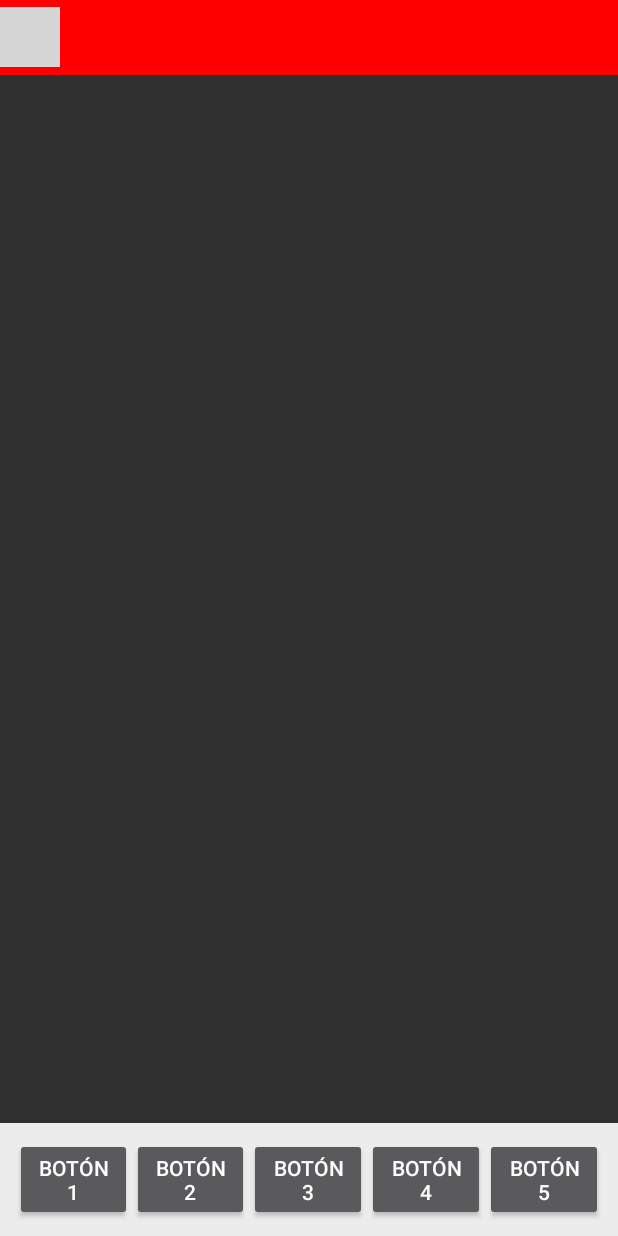
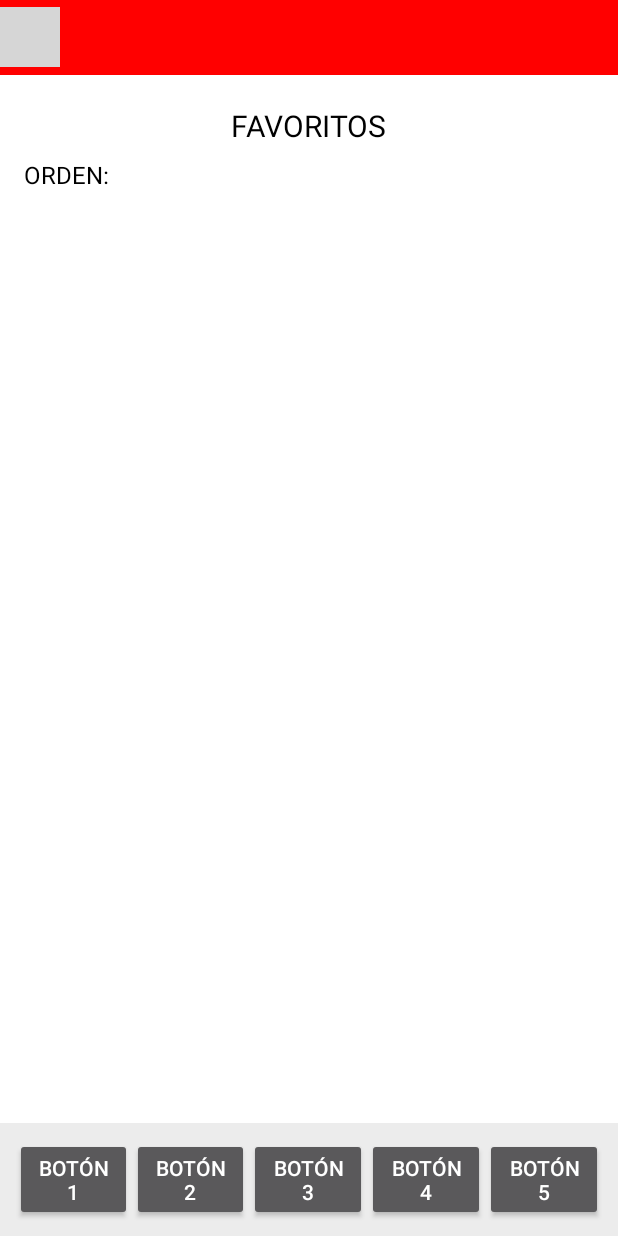
Before and after one commit to Mathyas45/AdoptaPupFinal, an Android app: the Imagenes screen opened directly, with no data from a screen before it, on a phone screen of 412 x 824 dp. Run offline under Robolectric (Android 15) with nearby library versions, the phone set to English and light mode, and no system bars; grey boxes are pictures that could not be loaded.

Commit message:
Layoud finish

```diff
--- a/app/src/main/java/com/pe/adoptapupfinal/Raza.java
+++ b/app/src/main/java/com/pe/adoptapupfinal/Imagenes.java
@@ -4,11 +4,11 @@ import androidx.appcompat.app.AppCompatActivity;
 
 import android.os.Bundle;
 
-public class Raza extends AppCompatActivity {
+public class Imagenes extends AppCompatActivity {
 
     @Override
     protected void onCreate(Bundle savedInstanceState) {
         super.onCreate(savedInstanceState);
-        setContentView(R.layout.activity_raza);
+        setContentView(R.layout.activity_imagenes);
     }
 }
--- /dev/null
+++ b/app/src/main/res/layout/activity_imagenes.xml
@@ -0,0 +1,134 @@
+<LinearLayout xmlns:android="http://schemas.android.com/apk/res/android"
+    xmlns:tools="http://schemas.android.com/tools"
+    android:layout_width="match_parent"
+    android:layout_height="match_parent"
+    android:background="@color/white"
+    android:orientation="vertical"
+    tools:context=".Imagenes">
+
+    <!-- Barra superior roja -->
+    <LinearLayout
+        android:id="@+id/topBar"
+        android:layout_width="match_parent"
+        android:layout_height="50dp"
+        android:background="#FF0000"
+        android:gravity="center_vertical">
+
+        <!-- Botón de 3 puntitos -->
+        <ImageButton
+            android:id="@+id/buttonOptions"
+            android:layout_width="40dp"
+            android:layout_height="40dp"
+            android:gravity="right"
+            android:src="@drawable/ic_options" />
+
+    </LinearLayout>
+
+    <!-- Menú superior -->
+    <LinearLayout
+        android:layout_width="match_parent"
+        android:layout_height="wrap_content"
+        android:orientation="horizontal"
+        android:padding="10dp">
+
+        <!-- Agrega aquí tus elementos del menú superior -->
+
+    </LinearLayout>
+
+    <!-- Cuerpo -->
+    <LinearLayout
+        android:layout_width="match_parent"
+        android:layout_height="0dp"
+        android:layout_weight="1"
+        android:orientation="vertical">
+
+        <!-- Título "Popularidad" -->
+        <TextView
+            android:id="@+id/textViewTitle"
+            android:layout_width="wrap_content"
+            android:layout_height="wrap_content"
+            android:layout_gravity="center"
+            android:text="FAVORITOS"
+            android:textColor="#000000"
+            android:textSize="20sp" />
+
+        <!-- ComboBox "Top" -->
+        <LinearLayout
+            android:layout_width="wrap_content"
+            android:layout_height="wrap_content"
+            android:layout_marginStart="16dp"
+            android:layout_marginTop="8dp">
+
+            <TextView
+                android:layout_width="wrap_content"
+                android:layout_height="wrap_content"
+                android:text="ORDEN: "
+                android:textColor="#000000"
+                android:textSize="16sp" />
+
+            <Spinner
+                android:id="@+id/spinnerTop"
+                android:layout_width="100dp"
+                android:layout_height="wrap_content" />
+
+        </LinearLayout>
+
+        <!-- RecyclerView para mostrar los elementos -->
+        <androidx.recyclerview.widget.RecyclerView
+            android:id="@+id/recyclerViewItems"
+            android:layout_width="match_parent"
+            android:layout_height="0dp"
+            android:layout_weight="1" />
+
+        <!-- Rectángulo rosa -->
+
+    </LinearLayout>
+
+    <!-- Menú inferior -->
+    <LinearLayout
+        android:id="@+id/bottomMenu"
+        android:layout_width="match_parent"
+        android:layout_height="wrap_content"
+        android:background="#ECECEC"
+        android:orientation="horizontal"
+        android:padding="10dp">
+
+        <!-- Botones del menú -->
+        <Button
+            android:id="@+id/button1"
+            android:layout_width="0dp"
+            android:layout_height="wrap_content"
+            android:layout_weight="1"
+            android:text="Botón 1" />
+
+        <Button
+            android:id="@+id/button2"
+            android:layout_width="0dp"
+            android:layout_height="wrap_content"
+            android:layout_weight="1"
+            android:text="Botón 2" />
+
+        <Button
+            android:id="@+id/button3"
+            android:layout_width="0dp"
+            android:layout_height="wrap_content"
+            android:layout_weight="1"
+            android:text="Botón 3" />
+
+        <Button
+            android:id="@+id/button4"
+            android:layout_width="0dp"
+            android:layout_height="wrap_content"
+            android:layout_weight="1"
+            android:text="Botón 4" />
+
+        <Button
+            android:id="@+id/button5"
+            android:layout_width="0dp"
+            android:layout_height="wrap_content"
+            android:layout_weight="1"
+            android:text="Botón 5" />
+
+    </LinearLayout>
+
+</LinearLayout>
--- a/app/src/main/res/layout/activity_raza.xml
+++ /dev/null
@@ -1,85 +0,0 @@
-<RelativeLayout xmlns:android="http://schemas.android.com/apk/res/android"
-    xmlns:tools="http://schemas.android.com/tools"
-    android:layout_width="match_parent"
-    android:layout_height="match_parent"
-    tools:context=".Raza">
-
-    <!-- Barra superior roja -->
-    <LinearLayout
-        android:id="@+id/topBar"
-        android:layout_width="match_parent"
-        android:layout_height="50dp"
-        android:background="#FF0000"
-        android:gravity="center_vertical">
-
-        <!-- Botón de 3 puntitos -->
-        <ImageButton
-            android:id="@+id/buttonOptions"
-            android:layout_width="40dp"
-            android:layout_height="40dp"
-            android:src="@drawable/ic_options"
-            android:gravity="right"/>
-
-    </LinearLayout>
-
-    <!-- Cuerpo -->
-    <FrameLayout
-        android:id="@+id/bodyContainer"
-        android:layout_width="match_parent"
-        android:layout_height="match_parent"
-        android:layout_above="@+id/bottomMenu"
-        android:layout_below="@+id/topBar">
-
-        <!-- Contenido del cuerpo -->
-
-    </FrameLayout>
-
-    <!-- Menú inferior -->
-    <LinearLayout
-        android:id="@+id/bottomMenu"
-        android:layout_width="match_parent"
-        android:layout_height="wrap_content"
-        android:layout_alignParentBottom="true"
-        android:orientation="horizontal"
-        android:background="#ECECEC"
-        android:padding="10dp">
-
-        <!-- Botones del menú -->
-        <Button
-            android:id="@+id/button1"
-            android:layout_width="0dp"
-            android:layout_height="wrap_content"
-            android:layout_weight="1"
-            android:text="Botón 1" />
-
-        <Button
-            android:id="@+id/button2"
-            android:layout_width="0dp"
-            android:layout_height="wrap_content"
-            android:layout_weight="1"
-            android:text="Botón 2" />
-
-        <Button
-            android:id="@+id/button3"
-            android:layout_width="0dp"
-            android:layout_height="wrap_content"
-            android:layout_weight="1"
-            android:text="Botón 3" />
-
-        <Button
-            android:id="@+id/button4"
-            android:layout_width="0dp"
-            android:layout_height="wrap_content"
-            android:layout_weight="1"
-            android:text="Botón 4" />
-
-        <Button
-            android:id="@+id/button5"
-            android:layout_width="0dp"
-            android:layout_height="wrap_content"
-            android:layout_weight="1"
-            android:text="Botón 5" />
-
-    </LinearLayout>
-
-</RelativeLayout>
--- a/app/src/main/res/layout/activity_register.xml
+++ b/app/src/main/res/layout/activity_register.xml
@@ -1,4 +1,5 @@
 <LinearLayout xmlns:android="http://schemas.android.com/apk/res/android"
+    xmlns:app="http://schemas.android.com/apk/res-auto"
     xmlns:tools="http://schemas.android.com/tools"
     android:layout_width="match_parent"
     android:layout_height="match_parent"
@@ -9,7 +10,7 @@
     tools:context=".Register">
 
     <ImageView
-        android:layout_width="376dp"
+        android:layout_width="360dp"
         android:layout_height="311dp" />
 
     <EditText
```
Also changed, not shown: app/src/main/AndroidManifest.xml (+10 -1 lines), app/src/main/java/com/pe/adoptapupfinal/Favoritos.java (added, +14 -0 lines), app/src/main/java/com/pe/adoptapupfinal/Popularidad.java (added, +14 -0 lines), app/src/main/res/layout/activity_favoritos.xml (added, +135 -0 lines), app/src/main/res/layout/activity_popularidad.xml (added, +143 -0 lines).
